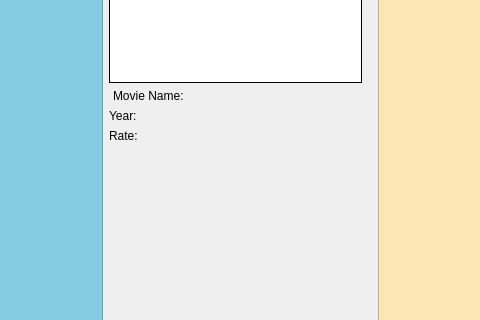
Old version of the form ui/mainWindow.ui in the repository rsldgn14/film-app; both pictures show x 325 to 805 and y 218 to 538 of the 1095 by 881 pixel window.
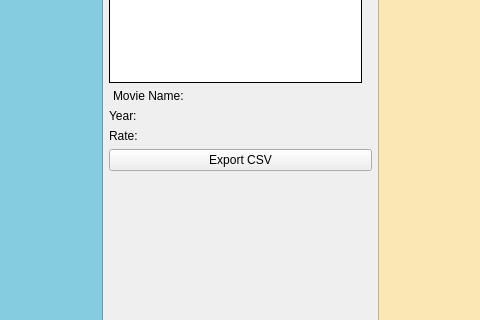
New version of the form.

Commit message: csv export added

```diff
--- a/ui/mainWindow.ui
+++ b/ui/mainWindow.ui
@@ -251,6 +251,16 @@
        <item>
         <layout class="QHBoxLayout" name="horizontalLayout_10"/>
        </item>
+       <item>
+        <widget class="QPushButton" name="csvButton">
+         <property name="cursor">
+          <cursorShape>PointingHandCursor</cursorShape>
+         </property>
+         <property name="text">
+          <string>Export CSV</string>
+         </property>
+        </widget>
+       </item>
        <item>
         <spacer name="verticalSpacer">
          <property name="orientation">
```
Left out of the diff: 12 changed lines with no effect on the pictures. The commit also changes 3 other files.
